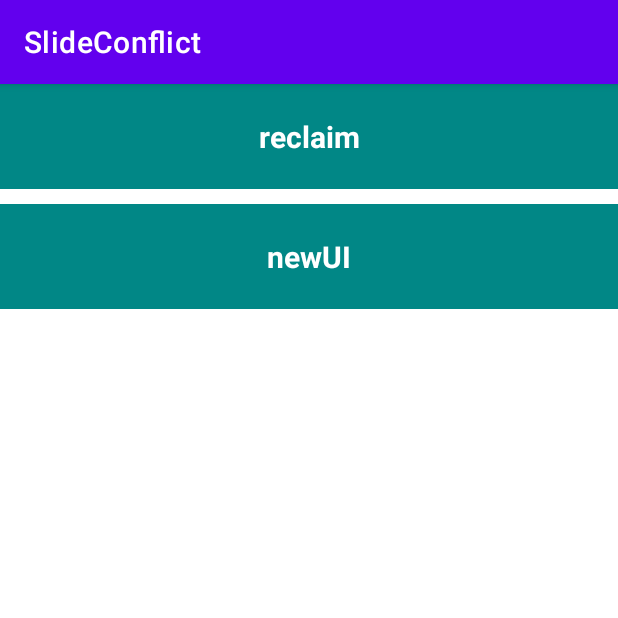
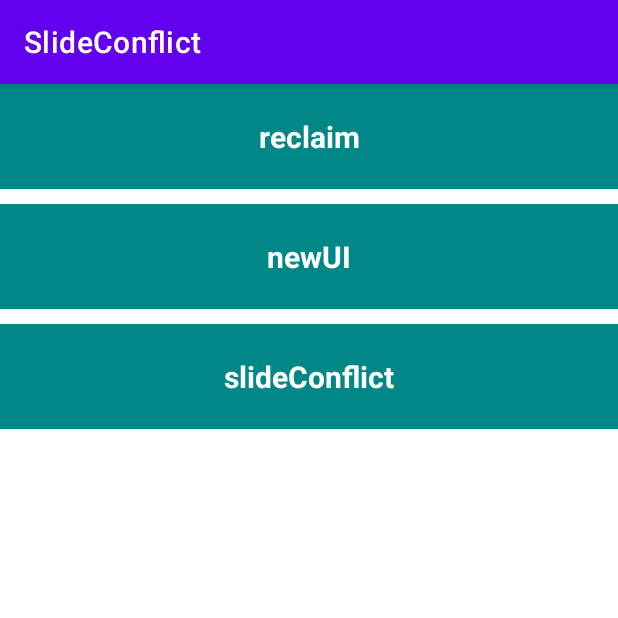
Before and after one commit to sunnnydaydev/SlideConflict, an Android app: the screen it shows after launch (MainActivity), on a phone screen of 412 x 824 dp, the top half of it. Run offline under Robolectric (Android 15) with nearby library versions, the phone set to English and light mode, and no system bars; our stand-ins replace Timber, data binding.

Commit message:
发呆ing

```diff
--- a/app/src/main/AndroidManifest.xml
+++ b/app/src/main/AndroidManifest.xml
@@ -15,6 +15,9 @@
         android:theme="@style/Theme.SlideConflict"
         tools:targetApi="31">
         <activity
+            android:name=".SlideConflictActivity"
+            android:exported="false" />
+        <activity
             android:name=".NewUIActivity"
             android:exported="false" />
         <activity
--- a/app/src/main/java/com/carry/slideconflict/MainActivity.kt
+++ b/app/src/main/java/com/carry/slideconflict/MainActivity.kt
@@ -24,9 +24,14 @@ class MainActivity : AppCompatActivity(), MainUIListener {
     override fun openNewUI(view: View) {
         startActivity(Intent(this,NewUIActivity::class.java))
     }
+
+    override fun openSlideConflict(view: View) {
+        startActivity(Intent(this,SlideConflictActivity::class.java))
+    }
 }
 
 interface MainUIListener {
     fun openReclaim(view: View)
     fun openNewUI(view: View)
+    fun openSlideConflict(view: View)
 }
--- a/app/src/main/res/layout/activity_main.xml
+++ b/app/src/main/res/layout/activity_main.xml
@@ -46,5 +46,21 @@
             app:layout_constraintEnd_toEndOf="parent"
             app:layout_constraintStart_toStartOf="parent" />
 
+        <androidx.appcompat.widget.AppCompatTextView
+            android:layout_marginTop="10dp"
+            app:layout_constraintTop_toBottomOf="@id/newUI"
+            android:id="@+id/slideConflict"
+            android:layout_width="match_parent"
+            android:layout_height="70dp"
+            android:background="@color/teal_700"
+            android:gravity="center"
+            android:onClick="@{listener::openSlideConflict}"
+            android:text="@string/slide_conflict"
+            android:textColor="@color/white"
+            android:textSize="20sp"
+            android:textStyle="bold"
+            app:layout_constraintEnd_toEndOf="parent"
+            app:layout_constraintStart_toStartOf="parent" />
+
     </androidx.constraintlayout.widget.ConstraintLayout>
 </layout>
--- a/app/src/main/res/values/strings.xml
+++ b/app/src/main/res/values/strings.xml
@@ -3,4 +3,5 @@
     <string name="reclaim">reclaim</string>
     <string name="new_ui">newUI</string>
     <string name="tv_desc">非常好看的风景呀</string>
+    <string name="slide_conflict">slideConflict</string>
 </resources>
```
Also changed, not shown: app/src/main/java/com/carry/slideconflict/SlideConflictActivity.kt (added, +33 -0 lines), app/src/main/java/com/carry/slideconflict/items/OuterItem.kt (added, +7 -0 lines), app/src/main/res/layout/activity_slide_conflict.xml (added, +22 -0 lines).
